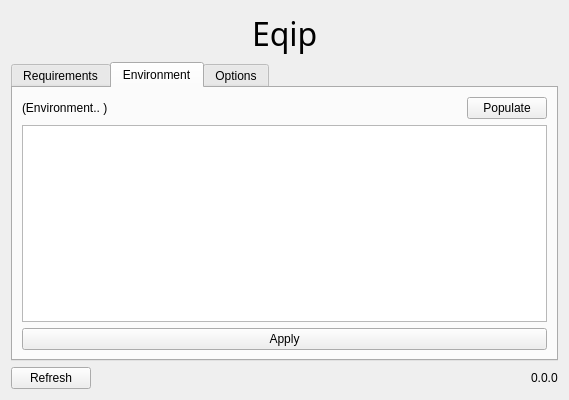
The window that eqip/configuration/options.ui (cnheider/eqip) describes before a commit, drawn with Qt 5.
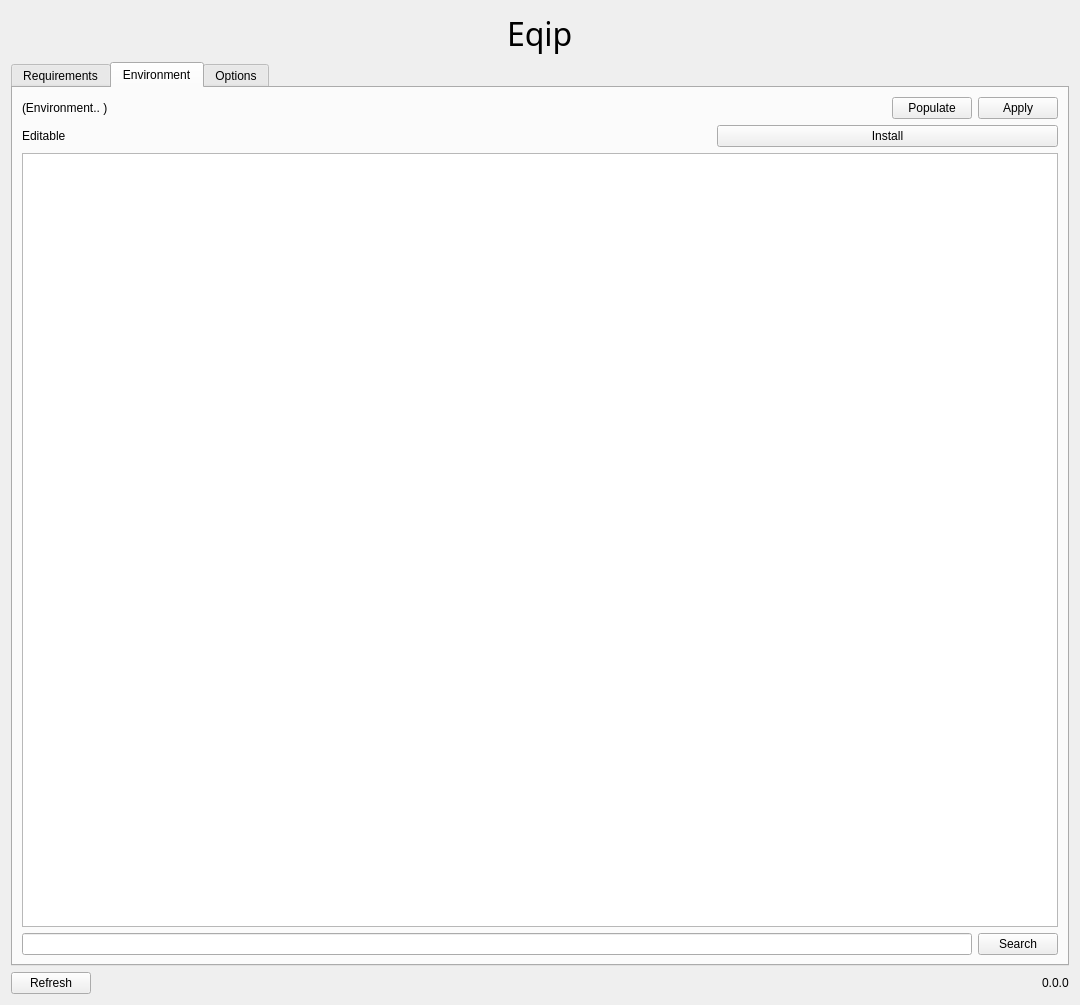
The same window after the commit. The open tabs and pages were chosen to show the change. Custom widgets are drawn as their Qt base class.

Diff of the .ui file:
```diff
--- a/eqip/configuration/options.ui
+++ b/eqip/configuration/options.ui
@@ -9,8 +9,8 @@
    <rect>
     <x>0</x>
     <y>0</y>
-    <width>569</width>
-    <height>400</height>
+    <width>1080</width>
+    <height>1005</height>
    </rect>
   </property>
   <property name="sizePolicy">
@@ -31,7 +31,7 @@
   <property name="autoFillBackground">
    <bool>false</bool>
   </property>
-  <layout class="QVBoxLayout" name="verticalLayout" stretch="0,1,0">
+  <layout class="QVBoxLayout" name="verticalLayout" stretch="0,0,0">
    <item>
     <layout class="QHBoxLayout" name="horizontalLayout_2" stretch="0,1,0,1,0">
      <item>
@@ -92,7 +92,7 @@
    <item>
     <widget class="QTabWidget" name="tabs_widget">
      <property name="sizePolicy">
-      <sizepolicy hsizetype="Minimum" vsizetype="Minimum">
+      <sizepolicy hsizetype="Minimum" vsizetype="MinimumExpanding">
        <horstretch>0</horstretch>
        <verstretch>0</verstretch>
       </sizepolicy>
@@ -179,6 +179,38 @@
            </property>
           </widget>
          </item>
+         <item>
+          <widget class="QPushButton" name="update_environment_button">
+           <property name="text">
+            <string>Apply</string>
+           </property>
+          </widget>
+         </item>
+        </layout>
+       </item>
+       <item>
+        <layout class="QHBoxLayout" name="horizontalLayout_7">
+         <item>
+          <widget class="QLabel" name="label_2">
+           <property name="text">
+            <string>Editable</string>
+           </property>
+          </widget>
+         </item>
+         <item>
+          <widget class="QgsFileWidget" name="editable_install_file_widget">
+           <property name="storageMode">
+            <enum>QgsFileWidget::GetDirectory</enum>
+           </property>
+          </widget>
+         </item>
+         <item>
+          <widget class="QPushButton" name="editable_install_button">
+           <property name="text">
+            <string>Install</string>
+           </property>
+          </widget>
+         </item>
         </layout>
        </item>
        <item>
@@ -192,11 +224,18 @@
         </widget>
        </item>
        <item>
-        <widget class="QPushButton" name="update_environment_button">
-         <property name="text">
-          <string>Apply</string>
-         </property>
-        </widget>
+        <layout class="QHBoxLayout" name="horizontalLayout_5">
+         <item>
+          <widget class="QLineEdit" name="search_line_edit"/>
+         </item>
+         <item>
+          <widget class="QPushButton" name="search_button">
+           <property name="text">
+            <string>Search</string>
+           </property>
+          </widget>
+         </item>
+        </layout>
        </item>
       </layout>
      </widget>
@@ -375,6 +414,13 @@
    </item>
   </layout>
  </widget>
+ <customwidgets>
+  <customwidget>
+   <class>QgsFileWidget</class>
+   <extends>QWidget</extends>
+   <header>qgsfilewidget.h</header>
+  </customwidget>
+ </customwidgets>
  <resources/>
  <connections/>
 </ui>
```
Left out of the diff: 29 changed lines with no effect on the pictures.
